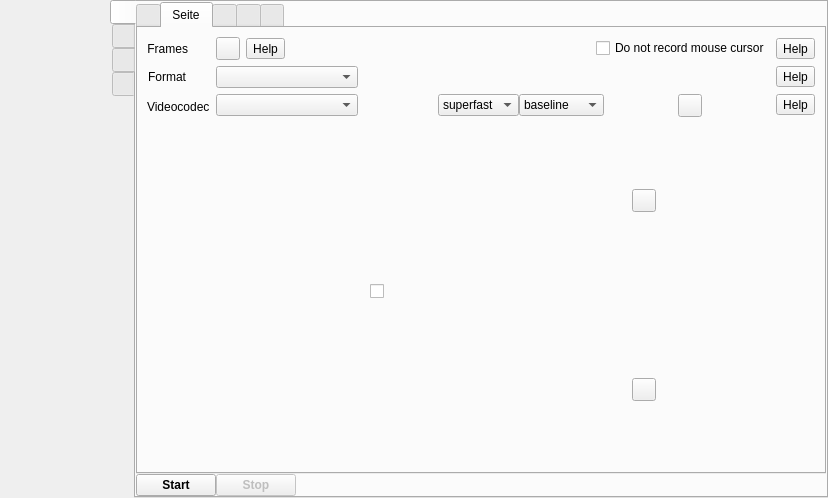
This is src/wayland/formMainWindow_wl.ui in rusbomber/vokoscreenNG as Qt 5 draws it before an edit. The edited form follows.
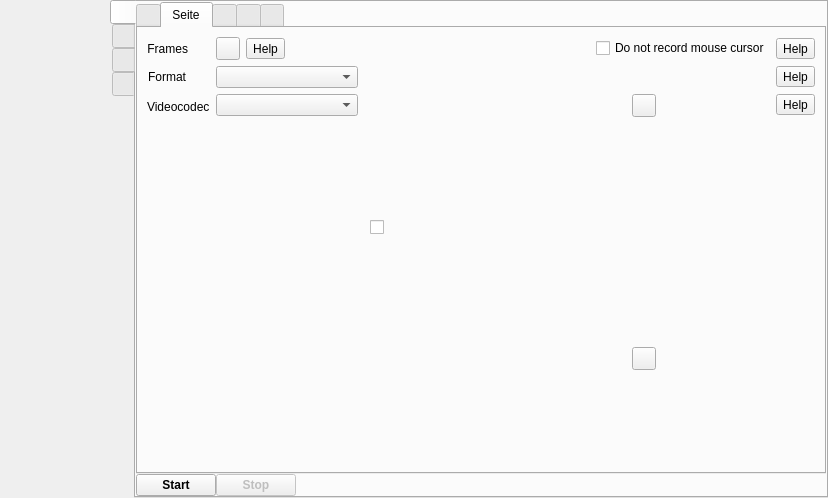
This is the edited form. Icons and pictures are not drawn.

The edit to the form file:
```diff
--- a/src/wayland/formMainWindow_wl.ui
+++ b/src/wayland/formMainWindow_wl.ui
@@ -935,7 +935,7 @@
                      <property name="frameShadow">
                       <enum>QFrame::Raised</enum>
                      </property>
-                     <layout class="QVBoxLayout" name="verticalLayout_15" stretch="0,0,0,0">
+                     <layout class="QVBoxLayout" name="verticalLayout_15" stretch="0,0,0">
                       <property name="spacing">
                        <number>10</number>
                       </property>
@@ -951,141 +951,6 @@
                       <property name="bottomMargin">
                        <number>0</number>
                       </property>
-                      <item alignment="Qt::AlignTop">
-                       <widget class="QFrame" name="frameVideoCodecx264">
-                        <property name="frameShape">
-                         <enum>QFrame::NoFrame</enum>
-                        </property>
-                        <layout class="QHBoxLayout" name="horizontalLayout_x264">
-                         <property name="leftMargin">
-                          <number>6</number>
-                         </property>
-                         <property name="topMargin">
-                          <number>0</number>
-                         </property>
-                         <property name="rightMargin">
-                          <number>0</number>
-                         </property>
-                         <property name="bottomMargin">
-                          <number>0</number>
-                         </property>
-                         <item>
-                          <layout class="QVBoxLayout" name="verticalLayout_21">
-                           <property name="spacing">
-                            <number>0</number>
-                           </property>
-                           <item>
-                            <layout class="QHBoxLayout" name="horizontalLayout_3">
-                             <item>
-                              <widget class="QComboBox" name="comboBoxx264Preset">
-                               <property name="currentText">
-                                <string notr="true">superfast</string>
-                               </property>
-                               <property name="currentIndex">
-                                <number>1</number>
-                               </property>
-                               <property name="sizeAdjustPolicy">
-                                <enum>QComboBox::AdjustToContents</enum>
-                               </property>
-                               <item>
-                                <property name="text">
-                                 <string notr="true">ultrafast</string>
-                                </property>
-                               </item>
-                               <item>
-                                <property name="text">
-                                 <string notr="true">superfast</string>
-                                </property>
-                               </item>
-                               <item>
-                                <property name="text">
-                                 <string notr="true">veryfast</string>
-                                </property>
-                               </item>
-                               <item>
-                                <property name="text">
-                                 <string notr="true">faster</string>
-                                </property>
-                               </item>
-                               <item>
-                                <property name="text">
-                                 <string notr="true">fast</string>
-                                </property>
-                               </item>
-                               <item>
-                                <property name="text">
-                                 <string notr="true">medium</string>
-                                </property>
-                               </item>
-                              </widget>
-                             </item>
-                             <item>
-                              <widget class="QComboBox" name="comboBoxx264Profile">
-                               <property name="currentText">
-                                <string notr="true">baseline</string>
-                               </property>
-                               <property name="sizeAdjustPolicy">
-                                <enum>QComboBox::AdjustToContents</enum>
-                               </property>
-                               <item>
-                                <property name="text">
-                                 <string notr="true">baseline</string>
-                                </property>
-                               </item>
-                               <item>
-                                <property name="text">
-                                 <string notr="true">high-4:4:4</string>
-                                </property>
-                               </item>
-                              </widget>
-                             </item>
-                            </layout>
-                           </item>
-                           <item>
-                            <layout class="QHBoxLayout" name="horizontalLayout_26">
-                             <property name="spacing">
-                              <number>6</number>
-                             </property>
-                             <item>
-                              <widget class="QLabel" name="label_35">
-                               <property name="maximumSize">
-                                <size>
-                                 <width>28</width>
-                                 <height>28</height>
-                                </size>
-                               </property>
-                               <property name="text">
-                                <string notr="true"/>
-                               </property>
-                               <property name="pixmap">
-                                <pixmap resource="../screencast.qrc">:/pictures/screencast/compress.png</pixmap>
-                               </property>
-                               <property name="scaledContents">
-                                <bool>true</bool>
-                               </property>
-                              </widget>
-                             </item>
-                            </layout>
-                           </item>
-                          </layout>
-                         </item>
-                         <item alignment="Qt::AlignTop">
-                          <widget class="QToolButton" name="toolButtonx264Reset">
-                           <property name="toolTip">
-                            <string>Reset</string>
-                           </property>
-                           <property name="text">
-                            <string notr="true"/>
-                           </property>
-                           <property name="icon">
-                            <iconset resource="../screencast.qrc">
-                             <normaloff>:/pictures/screencast/undo.png</normaloff>:/pictures/screencast/undo.png</iconset>
-                           </property>
-                          </widget>
-                         </item>
-                        </layout>
-                       </widget>
-                      </item>
                       <item alignment="Qt::AlignTop">
                        <widget class="QFrame" name="frameVideoCodecOpenh264">
                         <property name="frameShape">
```
